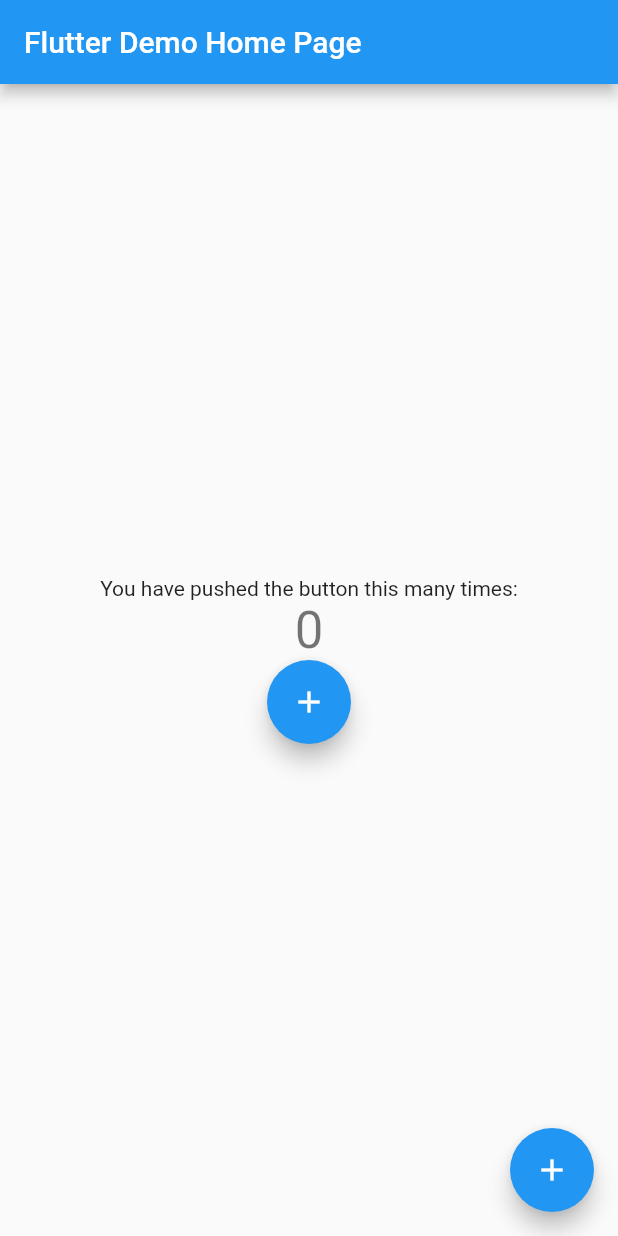
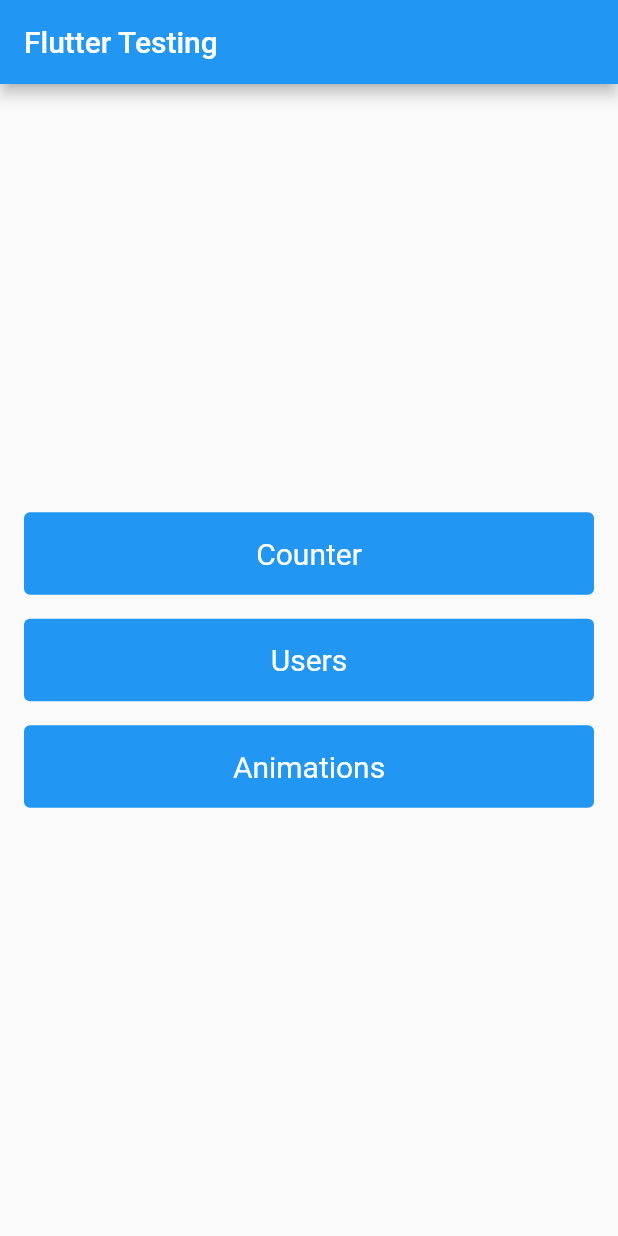
Before and after one commit to anuvab-b/flutter_tests, a Flutter app: the screen it shows after launch, on a phone screen of 412 x 824 dp. Run offline on Flutter 3.47's test engine with Material 2 defaults, Android fonts, the phone set to English and light mode, and no system bars.

Commit message:
Changes in Widget Testing cases

```diff
--- a/lib/main.dart
+++ b/lib/main.dart
@@ -12,11 +12,12 @@ class MyApp extends StatelessWidget {
   @override
   Widget build(BuildContext context) {
     return MaterialApp(
+      debugShowCheckedModeBanner: false,
       title: 'Flutter Demo',
       theme: ThemeData(
         primarySwatch: Colors.blue,
       ),
-      home: const MyHomePage(title: 'Flutter Demo Home Page'),
+      home: const MyHomePage(title: 'Flutter Testing'),
     );
   }
 }
--- a/lib/presentation/home_page.dart
+++ b/lib/presentation/home_page.dart
@@ -1,6 +1,9 @@
 import 'package:flutter/material.dart';
-
-import '../counter.dart';
+import 'package:flutter_tests/presentation/animation_screen.dart';
+import 'package:flutter_tests/presentation/counter_screen.dart';
+import 'package:flutter_tests/presentation/user_screen.dart';
+import 'package:flutter_tests/user_repository.dart';
+import 'package:http/http.dart';
 
 class MyHomePage extends StatefulWidget {
   const MyHomePage({super.key, required this.title});
@@ -12,13 +15,6 @@ class MyHomePage extends StatefulWidget {
 }
 
 class _MyHomePageState extends State<MyHomePage> {
-  final Counter counter = Counter();
-
-  void _incrementCounter() {
-    setState(() {
-      counter.incrementCounter();
-    });
-  }
 
   @override
   Widget build(BuildContext context) {
@@ -26,31 +22,66 @@ class _MyHomePageState extends State<MyHomePage> {
       appBar: AppBar(
         title: Text(widget.title),
       ),
-      body: Center(
+      body: Container(
+        padding: const EdgeInsets.symmetric(horizontal: 16.0, vertical: 16.0),
+        child: Center(
           child: Column(
             mainAxisAlignment: MainAxisAlignment.center,
             children: <Widget>[
-            const Text(
-              'You have pushed the button this many times:',
+              SizedBox(
+                width: MediaQuery.of(context).size.width,
+                child: TextButton(
+                  style: TextButton.styleFrom(
+                    foregroundColor: Colors.white,
+                    backgroundColor: Colors.blue,
+                    padding: const EdgeInsets.all(16.0),
+                    textStyle: const TextStyle(fontSize: 20),
                   ),
-            Text(
-              '${counter.count}',
-              style: Theme.of(context).textTheme.headlineMedium,
+                  onPressed: () {
+                    Navigator.of(context).push(MaterialPageRoute(
+                        builder: (context) => const CounterScreen()));
+                  },
+                  child: const Text("Counter"),
                 ),
-            FloatingActionButton(
-              key: const Key("counter"),
-              onPressed: _incrementCounter,
-              tooltip: 'Increment',
-              child: const Icon(Icons.add),
               ),
+              const SizedBox(height: 16.0),
+              SizedBox(
+                  width: MediaQuery.of(context).size.width,
+                  child: TextButton(
+                    style: TextButton.styleFrom(
+                      foregroundColor: Colors.white,
+                      backgroundColor: Colors.blue,
+                      padding: const EdgeInsets.all(16.0),
+                      textStyle: const TextStyle(fontSize: 20),
+                    ),
+                    onPressed: () {
+                      Navigator.of(context).push(MaterialPageRoute(
+                          builder: (context) => UserScreen(
+                                futureUsers: UserRepository(client: Client())
+                                    .fetchUsers(),
+                              )));
+                    },
+                    child: const Text("Users"),
+                  )),
+              const SizedBox(height: 16.0),
+              SizedBox(
+                  width: MediaQuery.of(context).size.width,
+                  child: TextButton(
+                    style: TextButton.styleFrom(
+                      foregroundColor: Colors.white,
+                      backgroundColor: Colors.blue,
+                      padding: const EdgeInsets.all(16.0),
+                      textStyle: const TextStyle(fontSize: 20),
+                    ),
+                    onPressed: () {
+                      Navigator.of(context).push(MaterialPageRoute(
+                          builder: (context) => const AnimationScreen()));
+                    },
+                    child: const Text("Animations"),
+                  )),
             ],
           ),
         ),
-      floatingActionButton: FloatingActionButton(
-        key: const Key("increment_counter"),
-        onPressed: _incrementCounter,
-        tooltip: 'Increment',
-        child: const Icon(Icons.add),
       ),
     );
   }
--- a/lib/user_model.dart
+++ b/lib/user_model.dart
@@ -1,14 +1,31 @@
 import 'dart:convert';
 
-class User{
+class User {
+  final int id;
+  final String name;
+  final String email;
 
-  User();
+  User({required this.id, required this.name, required this.email});
 
-  factory User.fromJson(String json){
+  factory User.fromJson(String json) {
     return User.fromMap(jsonDecode(json));
   }
 
-  factory User.fromMap(Map<String,dynamic> map){
-    return User();
+  factory User.fromMap(Map<String, dynamic> json) {
+    return User(
+      id: json["id"],
+      name: json["name"],
+      email: json["email"],
+    );
+  }
+
+  Map<String, dynamic> toJson() {
+    final result = <String, dynamic>{};
+
+    result.addAll({'id': id});
+    result.addAll({'name': name});
+    result.addAll({'email': email});
+
+    return result;
   }
 }
--- a/lib/user_repository.dart
+++ b/lib/user_repository.dart
@@ -1,13 +1,30 @@
+import 'dart:convert';
+
 import 'user_model.dart';
 import 'package:http/http.dart' as http;
-class UserRepository{
+
+class UserRepository {
   final http.Client client;
+
   UserRepository({required this.client});
-  Future<User> getUser() async{
-    final response = await client.get(Uri.parse("https://jsonplaceholder.typicode.com/users/1"));
-    if(response.statusCode == 200){
+
+  Future<User> getUser() async {
+    final response = await client
+        .get(Uri.parse("https://jsonplaceholder.typicode.com/users/1"));
+    if (response.statusCode == 200) {
       return User.fromJson(response.body);
     }
     throw Exception("Some Error occurred");
   }
+
+  Future<List<User>> fetchUsers() async {
+    final response =
+        await http.get(Uri.parse("https://jsonplaceholder.typicode.com/users"));
+    if (response.statusCode == 200) {
+      final List<dynamic> jsonList = jsonDecode(response.body);
+      return jsonList.map((e) => User.fromMap(e)).toList();
+    } else {
+      throw Exception("Failed to fetch users");
+    }
+  }
 }
```
Also changed, not shown: lib/presentation/animation_screen.dart (+7 -0 lines), lib/presentation/counter_screen.dart (added, +58 -0 lines), lib/presentation/user_screen.dart (added, +50 -0 lines), 7 other files. Lines whose indentation alone changed are shown as unchanged.
